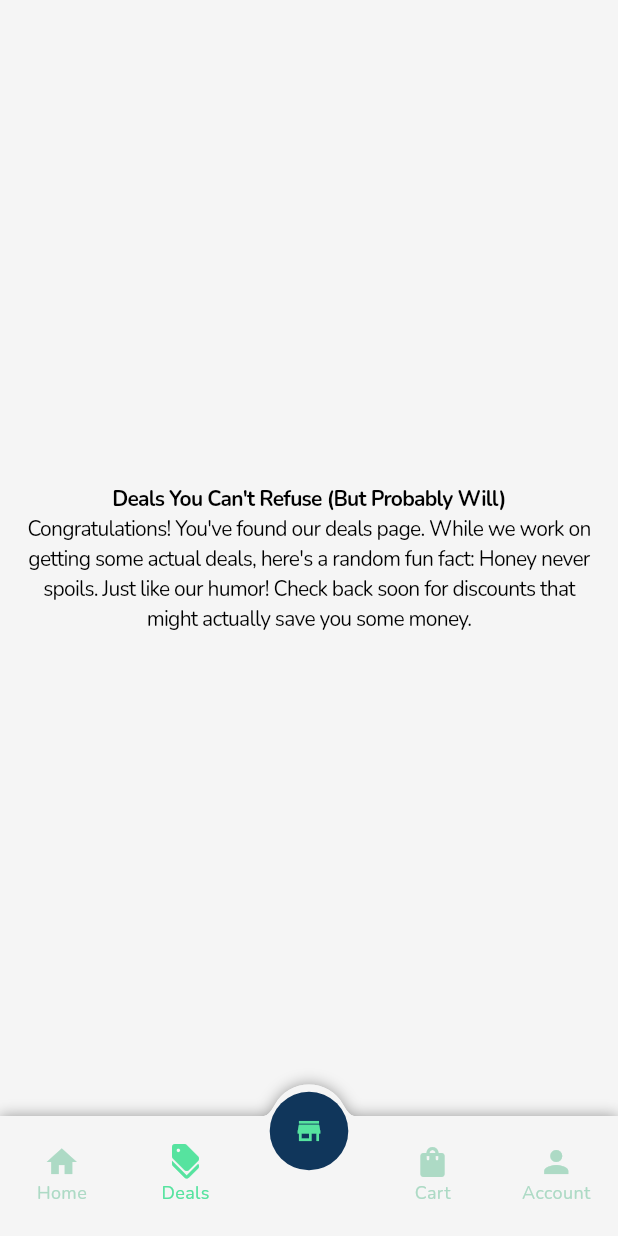
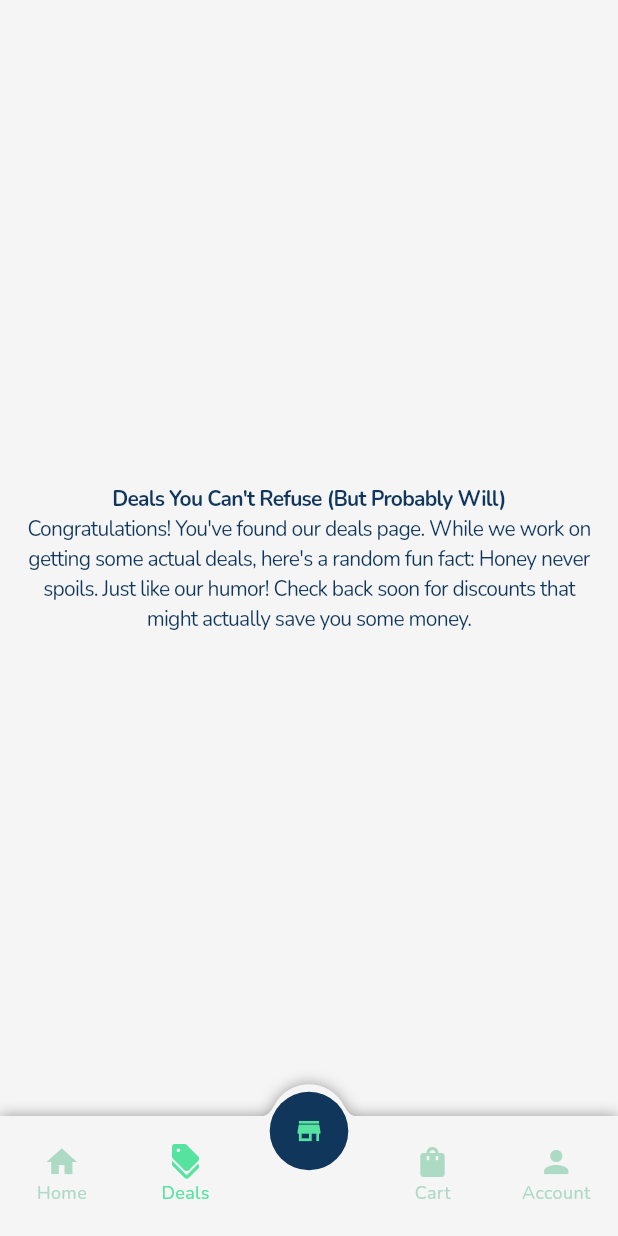
Before and after one commit to FelippeNO/bento_challenge, a Flutter app: the screen it shows after launch, item 2 of the bottom bar chosen, on a phone screen of 412 x 824 dp. Run offline on Flutter 3.47's test engine with Material 3 defaults, Android fonts, the phone set to English and light mode, and no system bars; our stand-ins replace carousel_slider, dartz, flutter_modular, lottie.

Commit message:
adjusted ui text

```diff
--- a/bento_challenge/lib/core/design/ui_text.dart
+++ b/bento_challenge/lib/core/design/ui_text.dart
@@ -1,3 +1,4 @@
+import 'package:bento_challenge/core/design/ui_colors.dart';
 import 'package:flutter/material.dart';
 
 enum FontFamilyEnum {
@@ -12,7 +13,7 @@ class UIText extends StatelessWidget {
   const UIText(
     this.text, {
     super.key,
-    this.color = Colors.black,
+    this.color = UIColors.blueZodiac,
     this.fontSize = 14,
     this.letterSpacing = -0.5,
     this.maxLines,
```
